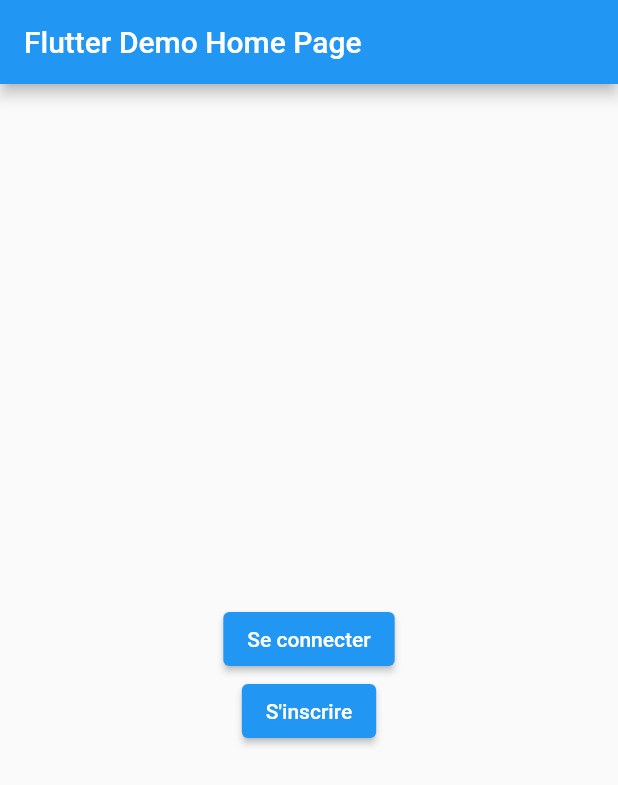
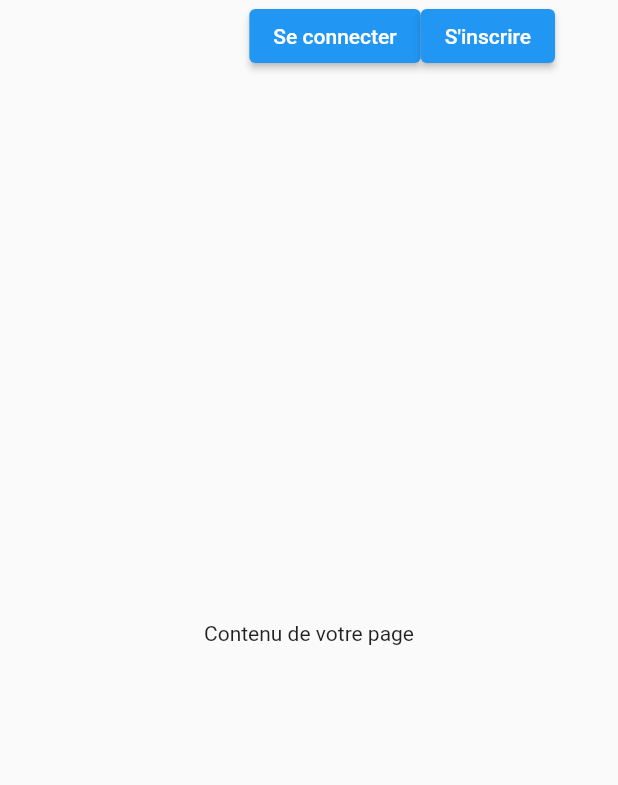
Before and after one commit to Atelier2023/AppFlutter, a Flutter app: the screen it shows after launch, on a phone screen of 412 x 824 dp. Shown: the top 785 px of the screen. Run offline on Flutter 3.47's test engine with Material 2 defaults, Android fonts, the phone set to English and light mode, and no system bars; missing offline and left inert: localstore.

Commit message:
change main scaffold

```diff
--- a/lib/main.dart
+++ b/lib/main.dart
@@ -20,19 +20,17 @@ class MyApp extends StatelessWidget {
   Widget build(BuildContext context) {
     return MaterialApp(
       debugShowCheckedModeBanner: false,
-      title: 'Flutter Demo',
+      title: 'RéunionousApp',
       theme: ThemeData(
         primarySwatch: Colors.blue,
       ),
-      home: const MyHomePage(title: 'Flutter Demo Home Page'),
+      home: const MyHomePage(),
     );
   }
 }
 
 class MyHomePage extends StatefulWidget {
-  const MyHomePage({super.key, required this.title});
-
-  final String title;
+  const MyHomePage({super.key});
 
   @override
   State<MyHomePage> createState() => _MyHomePageState();
@@ -66,6 +64,7 @@ class _MyHomePageState extends State<MyHomePage> {
   void _loadIsLoggedIn() async {
     final data = await db.collection('store').doc('store').get();
 
+    print(data);
     if (data == null) {
       authenticated = false;
     } else {
@@ -86,20 +85,28 @@ class _MyHomePageState extends State<MyHomePage> {
   @override
   Widget build(BuildContext context) {
     return Scaffold(
-      appBar: AppBar(
-        title: Text(widget.title),
-      ),
       body: Center(
         child: Column(
           mainAxisAlignment: MainAxisAlignment.center,
           children: <Widget>[
             const SizedBox(height: 20), // Espacement
+            const Text('Contenu de votre page'),
+          ],
+        ),
+      ),
+      floatingActionButton: Align(
+        alignment: Alignment.topRight,
+        child: Container(
+          margin: const EdgeInsets.all(16.0),
+          child: Row(
+            mainAxisAlignment: MainAxisAlignment.end,
+            children: [
               authenticated
                   ? ElevatedButton(
                       onPressed: _handleLogoutPressed,
                       child: const Text('Se déconnecter'),
                     )
-            : Column(
+                  : Row(
                     children: [
                       ElevatedButton(
                         onPressed: _handleLoginPressed,
@@ -111,7 +118,10 @@ class _MyHomePageState extends State<MyHomePage> {
                       ),
                     ],
                   ),
+              const SizedBox(width: 10.0),
+
             ],
+          ),
         ),
       ),
     );
--- a/lib/signin.dart
+++ b/lib/signin.dart
@@ -50,9 +50,6 @@ class _SignInPageState extends State<SignInPage> {
           "token": jsonData['accesstoken'],
         });
 
-        final test = await db.collection('store').get();
-
-        print(test);
         ScaffoldMessenger.of(context).showSnackBar(
           const SnackBar(content: Text('Vous êtes connecté !'))
         );
```
Lines whose indentation alone changed are shown as unchanged.
